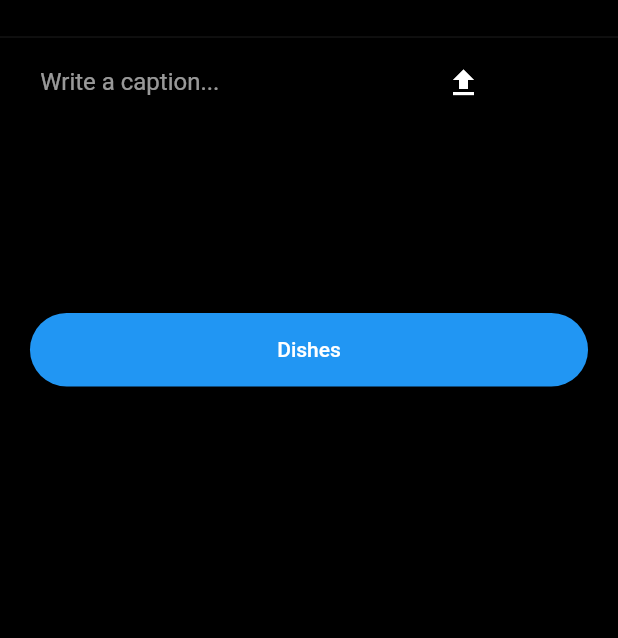
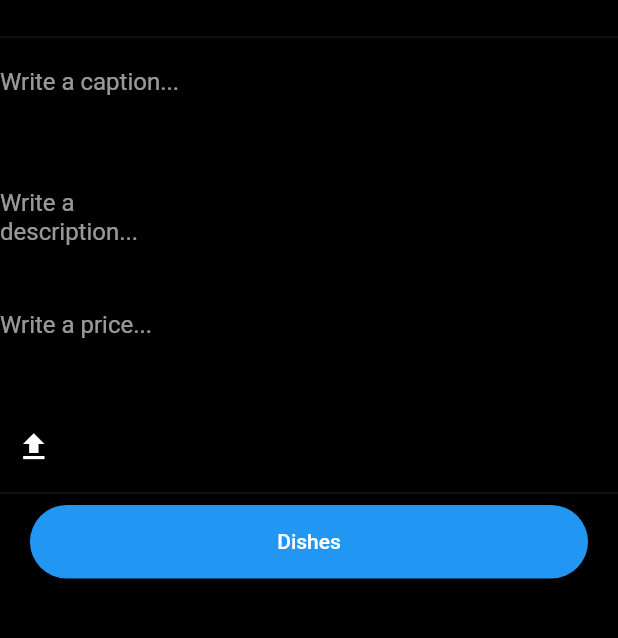
Before and after one commit to asfann/secondmd, a Flutter app: the screen it shows once a user with an empty profile is signed in, after a tap on "Dishes", on a phone screen of 412 x 824 dp, the part 59-697 px from its top. Run offline on Flutter 3.47's test engine with Material 2 defaults, Android fonts, the phone set to English and light mode, and no system bars; our stand-ins replace cloud_firestore, firebase_auth, firebase_core, firebase_storage, flutter_svg, image_picker; accounts and stored records are empty.

Commit message:
bug fixes

```diff
--- a/lib/model/post.dart
+++ b/lib/model/post.dart
@@ -2,12 +2,14 @@ import 'package:cloud_firestore/cloud_firestore.dart';
 
 class Post {
   final String description;
+  final int price;
   final String uid;
   final String name;
   final String postId;
   final String postUrl;
 
   const Post({
+    required this.price,
     required this.uid,
     required this.description,
     required this.postId,
@@ -21,11 +23,13 @@ class Post {
         "description": description,
         "postId": postId,
         "postUrl": postUrl,
+    "price":price
       };
 
   static Post fromSnap(DocumentSnapshot snap) {
     var snapshot = snap.data() as Map<String, dynamic>;
     return Post(
+      price: snapshot['price'],
         name: snapshot['name'],
         uid: snapshot['uid'],
         description: snapshot['description'],
--- a/lib/model/table.dart
+++ b/lib/model/table.dart
@@ -4,26 +4,26 @@ class Table {
   final String uid;
   final String name;
   final int tNumber;
-  final String postId;
+  final String tableId;
 
   const Table({
     required this.uid,
     required this.tNumber,
-    required this.postId,
+    required this.tableId,
     required this.name,
   });
 
   Map<String, dynamic> toJson() => {
     "tNumber": tNumber,
-    "surname": name,
-    "postId": postId,
+    "name": name,
+    "tableId": tableId,
     "uid": uid,
   };
 
   static Table fromSnap(DocumentSnapshot snap) {
     var snapshot = snap.data() as Map<String, dynamic>;
     return Table(
-      postId: snapshot['postId'],
+        tableId: snapshot['tableId'],
         tNumber: snapshot['tNumber'],
         name: snapshot['name'],
         uid: snapshot['uid']);
--- a/lib/model/waiter.dart
+++ b/lib/model/waiter.dart
@@ -4,26 +4,26 @@ class Waiter {
   final String surname;
   final String uid;
   final String name;
-  final String postId;
+  final String waiterId;
 
   const Waiter({
-    required this.postId,
+    required this.waiterId,
     required this.uid,
     required this.surname,
     required this.name,
   });
 
   Map<String, dynamic> toJson() => {
-    "postId": postId,
-    "surname": name,
+    "waiterId": waiterId,
+    "name": name,
     "uid": uid,
-    "email": surname,
+    "surname": surname,
   };
 
   static Waiter fromSnap(DocumentSnapshot snap) {
     var snapshot = snap.data() as Map<String, dynamic>;
     return Waiter(
-      postId: snapshot['postId'],
+        waiterId: snapshot['waiterId'],
         name: snapshot['name'],
         uid: snapshot['uid'],
         surname: snapshot['surname']);
--- a/lib/responsive/mobiel_screen_layout.dart
+++ b/lib/responsive/mobiel_screen_layout.dart
@@ -1,5 +1,4 @@
 import 'package:flutter/material.dart';
-import 'package:secondmd/resources/auth_methods.dart';
 import 'package:secondmd/screens/add_post_screen.dart';
 import 'package:secondmd/screens/add_table_screen.dart';
 import 'package:secondmd/screens/add_waiter_screen.dart';
@@ -36,6 +35,8 @@ class _MobileScreenLayoutState extends State<MobileScreenLayout> {
   Widget build(BuildContext context) {
     return Scaffold(
       body: SafeArea(
+        child: Padding(
+          padding: const EdgeInsets.all(10),
           child: Container(
             child:  Column(
               children: [
@@ -68,14 +69,8 @@ class _MobileScreenLayoutState extends State<MobileScreenLayout> {
                   vertical: MediaQuery.of(context).size.height * 0.02,
                 ),
                 ),
-              RoundedElevatedButton(title: 'sign out ', onPressed: () {
-                AuthMethods().signOut();
-              },    padding: EdgeInsets.symmetric(
-                horizontal: MediaQuery.of(context).size.width * 0.4,
-                vertical: MediaQuery.of(context).size.height * 0.02,
+              ],
             ),
-              )
-            ],
           ),
         ),
       ),
--- a/lib/screens/add_post_screen.dart
+++ b/lib/screens/add_post_screen.dart
@@ -22,18 +22,19 @@ class AddPostScreen extends StatefulWidget {
 class _AddPostScreenState extends State<AddPostScreen> {
   Uint8List? _file;
   final TextEditingController _descriptionController = TextEditingController();
+  final TextEditingController _priceController = TextEditingController();
+  final TextEditingController _nameController = TextEditingController();
   bool _isLoading = false;
 
   void postImage(
     String uid,
-    String name,
   ) async {
     setState(() {
       _isLoading = true;
     });
     try {
       String res = await FirestoreMethods().uploadPost(
-          _descriptionController.text, _file!, uid, name);
+          _descriptionController.text, _file!, uid, _nameController.text, int.parse(_priceController.text));
 
       if (res == "success") {
         setState(() {
@@ -120,8 +121,7 @@ class _AddPostScreenState extends State<AddPostScreen> {
               actions: [
                 TextButton(
                   onPressed: () => postImage(
-                    user.uid,
-                    user.name,
+                    user.uid
                   ),
                   child: const Text(
                     'Post',
@@ -141,18 +141,39 @@ class _AddPostScreenState extends State<AddPostScreen> {
                   padding: EdgeInsets.only(top: 0),
                 ),
                  const Divider(),
-                Row(
+                Column(
                   mainAxisAlignment: MainAxisAlignment.spaceAround,
                   crossAxisAlignment: CrossAxisAlignment.start,
                   children: [
-                    SizedBox(
-                      width: MediaQuery.of(context).size.width * 0.5,
+                    SingleChildScrollView(
+                      child: SizedBox(
+                        width: MediaQuery.of(context).size.width * 0.3,
+                        child:  TextField(
+                          controller: _nameController,
+                          decoration: const InputDecoration(
+                              hintText: 'Write a caption...',
+                              border: InputBorder.none),
+                          maxLines: 3,
+                        ),
+                      ),
+                    ), SizedBox(
+                      width: MediaQuery.of(context).size.width * 0.3,
                       child:  TextField(
                         controller: _descriptionController,
                         decoration: const InputDecoration(
-                            hintText: 'Write a caption...',
+                            hintText: 'Write a description...',
                             border: InputBorder.none),
-                        maxLines: 8,
+                        maxLines: 3,
+                      ),
+                    ),SizedBox(
+                      width: MediaQuery.of(context).size.width * 0.3,
+                      child:  TextField(
+                        controller: _priceController,
+                        keyboardType: TextInputType.number,
+                        decoration: const InputDecoration(
+                            hintText: 'Write a price...',
+                            border: InputBorder.none),
+                        maxLines: 3,
                       ),
                     ),
                     SizedBox(
@@ -169,7 +190,6 @@ class _AddPostScreenState extends State<AddPostScreen> {
                            Container(
                           decoration: BoxDecoration(
                               image: DecorationImage(
-
                             image: MemoryImage(_file!),
                             fit: BoxFit.fill,
                             alignment: FractionalOffset.topCenter,
@@ -181,9 +201,7 @@ class _AddPostScreenState extends State<AddPostScreen> {
                     const Divider(),
                   ],
                 ),
-
                 RoundedElevatedButton(title: 'Dishes', onPressed: () {
-
                   Navigator.push(context, MaterialPageRoute(builder: (context) => const DisCard()));
                 },   padding: EdgeInsets.symmetric(
                   horizontal: MediaQuery.of(context).size.width * 0.4,
--- a/lib/screens/add_table_screen.dart
+++ b/lib/screens/add_table_screen.dart
@@ -28,8 +28,8 @@ class _AddTableScreen extends State<AddTableScreen> {
       _isLoading = true;
     });
     try {
-      String res = await FirestoreMethods().uploadWaiter(
-          _numberController.text, uid, _nameController.text);
+      String res = await FirestoreMethods().uploadTable(
+        int.parse(_numberController.text), uid, _nameController.text);
 
       if (res == "success") {
         setState(() {
@@ -98,6 +98,7 @@ class _AddTableScreen extends State<AddTableScreen> {
               SizedBox(
                 width: MediaQuery.of(context).size.width * 0.5,
                 child:  TextField(
+                  keyboardType: TextInputType.number,
                   controller: _numberController,
                   decoration: const InputDecoration(
                       hintText: 'Table number',
@@ -121,7 +122,6 @@ class _AddTableScreen extends State<AddTableScreen> {
           ),
 
           RoundedElevatedButton(title: 'Tables', onPressed: () {
-
             Navigator.push(context, MaterialPageRoute(builder: (context) => const TabCard()));
           },   padding: EdgeInsets.symmetric(
             horizontal: MediaQuery.of(context).size.width * 0.4,
--- a/lib/screens/add_waiter_screen.dart
+++ b/lib/screens/add_waiter_screen.dart
@@ -61,7 +61,6 @@ class _AddWaiterScreen extends State<AddWaiterScreen> {
   @override
   Widget build(BuildContext context) {
     final User user = Provider.of<UserProvider>(context).getUser;
-
     return Scaffold(
       appBar: AppBar(
         backgroundColor: mobileBackgroundColor,
@@ -119,7 +118,6 @@ class _AddWaiterScreen extends State<AddWaiterScreen> {
             ],
           ),
           RoundedElevatedButton(title: 'Waiters', onPressed: () {
-
             Navigator.push(context, MaterialPageRoute(builder: (context) => const WaiCard()));
           },   padding: EdgeInsets.symmetric(
             horizontal: MediaQuery.of(context).size.width * 0.4,
--- a/lib/screens/tables.dart
+++ b/lib/screens/tables.dart
@@ -28,8 +28,8 @@ class _TabCardState extends State<TabCard> {
               child: Column(
                 children: (snapshot.data as dynamic).docs.map<Widget>((document) {
                   return ListTile(
-                      title: Text(document['surname']),
-                      subtitle: Text(document['email']),
+                      title: Text(document['name']),
+                      subtitle: Text(document['tNumber'].toString()),
 
                       trailing: IconButton(
                           icon: const Icon(
@@ -37,7 +37,7 @@ class _TabCardState extends State<TabCard> {
                             color: Colors.red,
                           ),
                           onPressed: () {
-                            FirestoreMethods().deleteTable(document["postId"]);
+                            FirestoreMethods().deleteTable(document["tableId"]);
                           }
                       ),
                     onTap: () {
--- a/lib/screens/waiter.dart
+++ b/lib/screens/waiter.dart
@@ -28,14 +28,14 @@ class _WaiCardState extends State<WaiCard> {
               children: (snapshot.data as dynamic).docs.map<Widget>((document) {
                 return ListTile(
                     title: Text(document['surname']),
-                    subtitle: Text(document['email']),
+                    subtitle: Text(document['name']),
                     trailing: IconButton(
                         icon: const Icon(
                           Icons.delete,
                           color: Colors.red,
                         ),
                         onPressed: () {
-                          FirestoreMethods().deleteWaiter(document["postId"]);
+                          FirestoreMethods().deleteWaiter(document["waiterId"]);
                         }
                     ));
               }).toList(),
```
Also changed, not shown: lib/resources/firestore_methods.dart (+12 -15 lines). Lines whose indentation alone changed are shown as unchanged.
